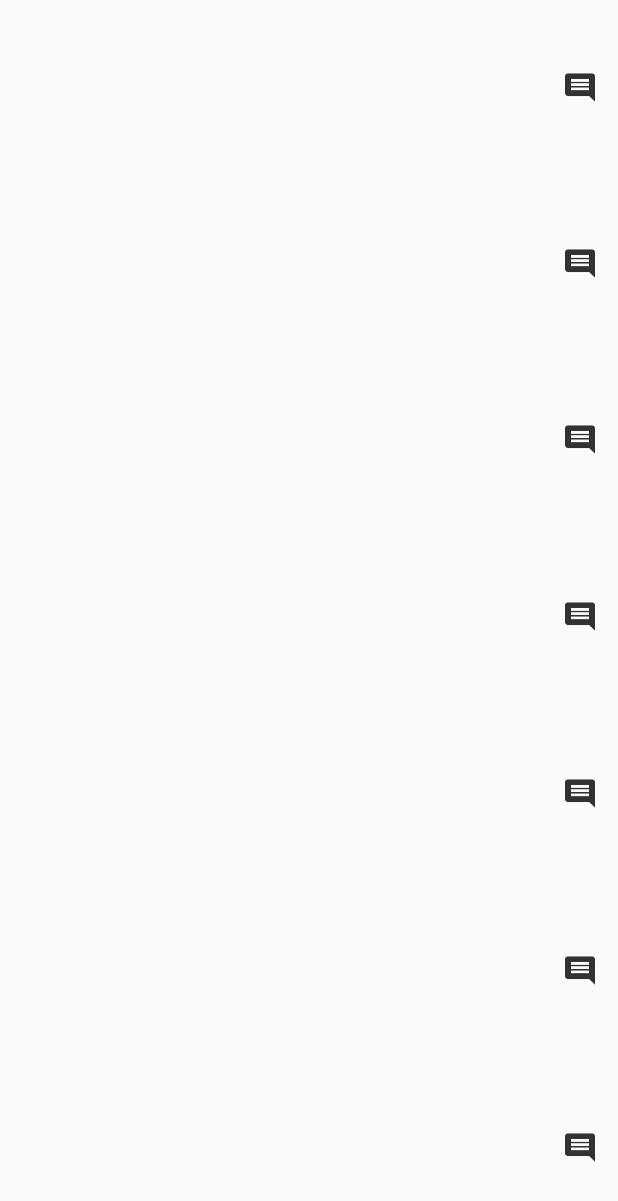
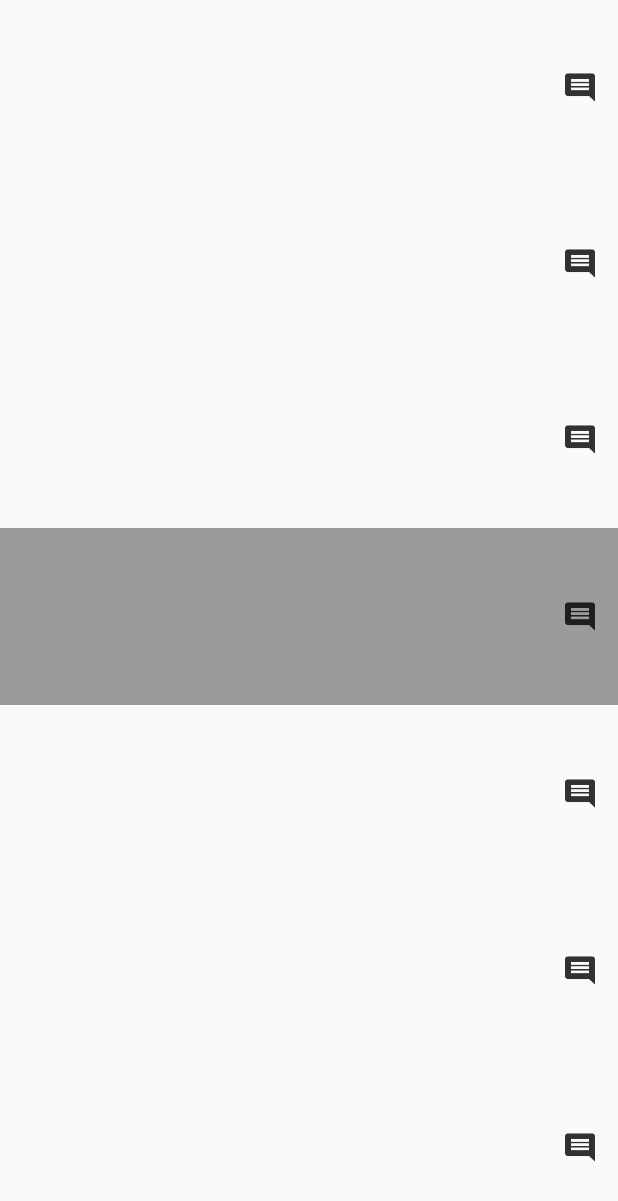
Before and after one commit to Mathieu72000/MoodTracker, an Android app: the layout activity_history.xml on its own in the app's theme, with its tools: preview values and no code run, on a phone screen of 412 x 824 dp. Shown: the top 1201 px of the screen. Run offline under Robolectric (Android 15) with nearby library versions, the phone set to English and light mode, and no system bars.

Commit message:
redesigned the Layout for the history_activity and delete an unused layout

```diff
--- a/app/src/main/res/layout/activity_history.xml
+++ b/app/src/main/res/layout/activity_history.xml
@@ -1,57 +1,198 @@
 <?xml version="1.0" encoding="utf-8"?>
-<LinearLayout
-    android:layout_height="match_parent"
+<LinearLayout android:layout_height="match_parent"
     android:layout_width="match_parent"
+    xmlns:tools="http://schemas.android.com/tools"
     android:orientation="vertical"
     xmlns:android="http://schemas.android.com/apk/res/android">
 
-    <include
-        layout="@layout/history_layout"
+    <LinearLayout
         android:id="@+id/linearLayout1"
+        android:layout_width="match_parent"
+        android:layout_height="0dp"
         android:layout_weight="1"
+        android:orientation="horizontal">
+
+        <TextView
+            android:id="@+id/historyTextView1"
+            android:layout_width="wrap_content"
+            android:layout_height="wrap_content"
+            android:layout_weight="1"
+            android:padding="3dp"
+            android:textSize="12.2sp"
+            android:textStyle="bold"
+            android:textColor="#A000" />
+
+        <ImageButton
+            android:id="@+id/imageBtn1"
+            android:layout_width="wrap_content"
+            android:layout_height="wrap_content"
+            android:layout_marginEnd="15dp"
+            android:layout_gravity="center|end"
+            android:background="@drawable/ic_comment_black_48px" />
+
+    </LinearLayout>
+
+    <LinearLayout
+        android:id="@+id/linearLayout2"
         android:layout_width="match_parent"
-        android:layout_height="wrap_content"/>
+        android:layout_height="0dp"
+        android:layout_weight="1"
+        android:orientation="horizontal">
 
-    <include
-        layout="@layout/history_layout"
-        android:id="@+id/linearLayout2"
+        <TextView
+            android:id="@+id/historyTextView2"
+            android:layout_width="wrap_content"
+            android:layout_height="wrap_content"
+            android:layout_weight="1"
+            android:padding="3dp"
+            android:textSize="12.2sp"
+            android:textStyle="bold"
+            android:textColor="#A000" />
+
+        <ImageButton
+            android:id="@+id/imageBtn2"
+            android:layout_width="wrap_content"
+            android:layout_height="wrap_content"
+            android:layout_marginEnd="15dp"
+            android:layout_gravity="center|end"
+            android:background="@drawable/ic_comment_black_48px" />
+
+    </LinearLayout>
+
+    <LinearLayout
+        android:id="@+id/linearLayout3"
+        android:layout_width="match_parent"
+        android:layout_height="0dp"
         android:layout_weight="1"
+        android:orientation="horizontal">
+
+        <TextView
+            android:id="@+id/historyTextView3"
+            android:layout_width="wrap_content"
+            android:layout_height="wrap_content"
+            android:layout_weight="1"
+            android:padding="3dp"
+            android:textSize="12.2sp"
+            android:textStyle="bold"
+            android:textColor="#A000" />
+
+        <ImageButton
+            android:id="@+id/imageBtn3"
+            android:layout_width="wrap_content"
+            android:layout_height="wrap_content"
+            android:layout_marginEnd="15dp"
+            android:layout_gravity="center|end"
+            android:background="@drawable/ic_comment_black_48px" />
+
+    </LinearLayout>
+
+    <LinearLayout
+        android:id="@+id/linearLayout4"
         android:layout_width="match_parent"
-        android:layout_height="wrap_content" />
+        android:layout_height="0dp"
+        android:layout_weight="1"
+        tools:background="@color/warm_grey"
+        android:orientation="horizontal">
 
-    <include
-        layout="@layout/history_layout"
-        android:id="@+id/linearLayout3"
+        <TextView
+            android:id="@+id/historyTextView4"
+            android:layout_width="wrap_content"
+            android:layout_height="wrap_content"
+            android:layout_weight="1"
+            android:padding="3dp"
+            android:textSize="12.2sp"
+            android:textStyle="bold"
+            android:textColor="#A000" />
+
+        <ImageButton
+            android:id="@+id/imageBtn4"
+            android:layout_width="wrap_content"
+            android:layout_height="wrap_content"
+            android:layout_marginEnd="15dp"
+            android:layout_gravity="center|end"
+            android:background="@drawable/ic_comment_black_48px" />
+
+    </LinearLayout>
+
+    <LinearLayout
+        android:id="@+id/linearLayout5"
+        android:layout_width="match_parent"
+        android:layout_height="0dp"
         android:layout_weight="1"
+        android:orientation="horizontal">
+
+        <TextView
+            android:id="@+id/historyTextView5"
+            android:layout_width="wrap_content"
+            android:layout_height="wrap_content"
+            android:layout_weight="1"
+            android:padding="3dp"
+            android:textSize="12.2sp"
+            android:textStyle="bold"
+            android:textColor="#A000" />
+
+        <ImageButton
+            android:id="@+id/imageBtn5"
+            android:layout_width="wrap_content"
+            android:layout_height="wrap_content"
+            android:layout_marginEnd="15dp"
+            android:layout_gravity="center|end"
+            android:background="@drawable/ic_comment_black_48px" />
+
+    </LinearLayout>
+
+    <LinearLayout
+        android:id="@+id/linearLayout6"
         android:layout_width="match_parent"
-        android:layout_height="wrap_content"/>
+        android:layout_height="0dp"
+        android:layout_weight="1"
+        android:orientation="horizontal">
 
-    <include
-        layout="@layout/history_layout"
-        android:id="@+id/linearLayout4"
+        <TextView
+            android:id="@+id/historyTextView6"
+            android:layout_width="wrap_content"
+            android:layout_height="wrap_content"
+            android:layout_weight="1"
+            android:padding="3dp"
+            android:textSize="12.2sp"
+            android:textStyle="bold"
+            android:textColor="#A000" />
+
+        <ImageButton
+            android:id="@+id/imageBtn6"
+            android:layout_width="wrap_content"
+            android:layout_height="wrap_content"
+            android:layout_marginEnd="15dp"
+            android:layout_gravity="center|end"
+            android:background="@drawable/ic_comment_black_48px" />
+
+    </LinearLayout>
+
+    <LinearLayout
+        android:id="@+id/linearLayout7"
+        android:layout_width="match_parent"
+        android:layout_height="0dp"
         android:layout_weight="1"
-        android:layout_width="match_parent"
-        android:layout_height="wrap_content"/>
+        android:orientation="horizontal">
 
-    <include
-        layout="@layout/history_layout"
-        android:id="@+id/linearLayout5"
-        android:layout_weight="1"
-        android:layout_width="match_parent"
-        android:layout_height="wrap_content"/>
+        <TextView
+            android:id="@+id/historyTextView7"
+            android:layout_width="wrap_content"
+            android:layout_height="wrap_content"
+            android:layout_weight="1"
+            android:padding="3dp"
+            android:textSize="12.2sp"
+            android:textStyle="bold"
+            android:textColor="#A000" />
 
-    <include
-        layout="@layout/history_layout"
-        android:id="@+id/linearLayout6"
-        android:layout_weight="1"
-        android:layout_width="match_parent"
-        android:layout_height="wrap_content"/>
+        <ImageButton
+            android:id="@+id/imageBtn7"
+            android:layout_width="wrap_content"
+            android:layout_height="wrap_content"
+            android:layout_marginEnd="15dp"
+            android:layout_gravity="center|end"
+            android:background="@drawable/ic_comment_black_48px" />
 
-    <include
-        layout="@layout/history_layout"
-        android:id="@+id/linearLayout7"
-        android:layout_weight="1"
-        android:layout_width="match_parent"
-        android:layout_height="wrap_content"/>
+    </LinearLayout>
 
 </LinearLayout>
--- a/app/src/main/res/layout/history_layout.xml
+++ /dev/null
@@ -1,27 +0,0 @@
-<?xml version="1.0" encoding="utf-8"?>
-<LinearLayout xmlns:android="http://schemas.android.com/apk/res/android"
-    xmlns:tools="http://schemas.android.com/tools"
-    android:id="@+id/historyLinearLayout"
-    android:layout_width="match_parent"
-    android:layout_height="wrap_content"
-    android:elevation="5dp"
-    tools:background="@color/light_sage">
-
-<TextView
-    android:id="@+id/historyTextView"
-    android:layout_width="wrap_content"
-    android:layout_height="wrap_content"
-    android:layout_weight="1"
-    android:padding="3dp"
-    android:textSize="12.2sp"
-    android:textStyle="bold"
-    android:textColor="#A000" />
-
-<ImageButton
-    android:id="@+id/imageBtn"
-    android:layout_width="wrap_content"
-    android:layout_height="wrap_content"
-    android:layout_marginEnd="15dp"
-    android:layout_gravity="center|end"
-    android:background="@drawable/ic_comment_black_48px" />
-</LinearLayout>
```
Also changed, not shown: 1 other file.
